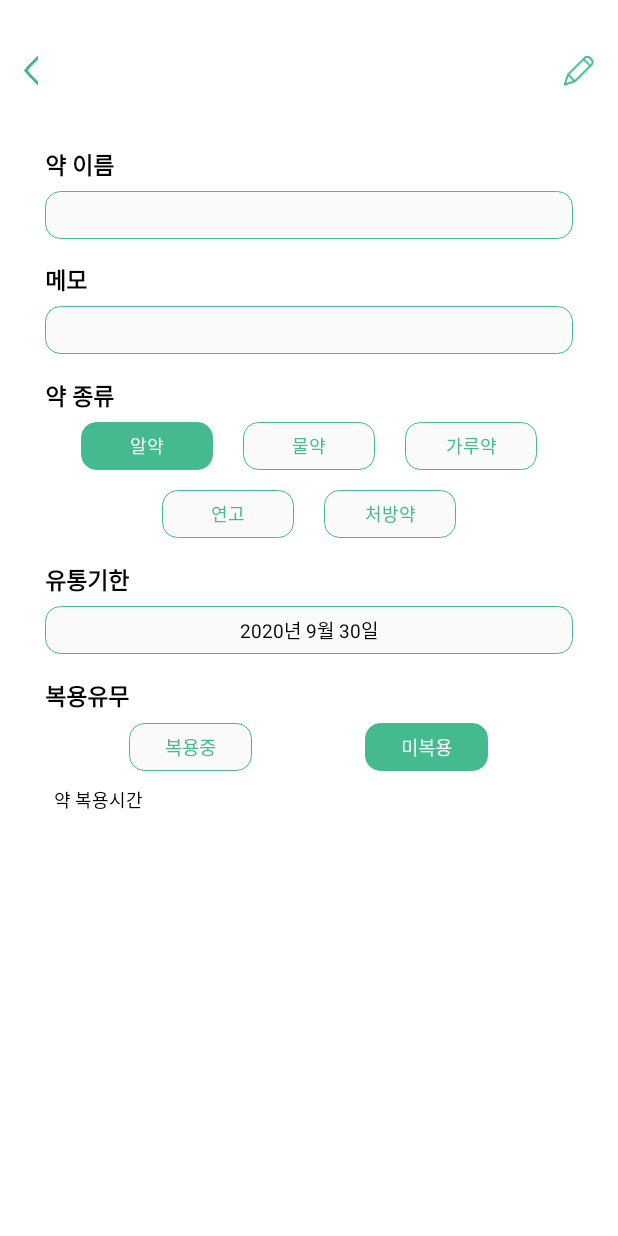
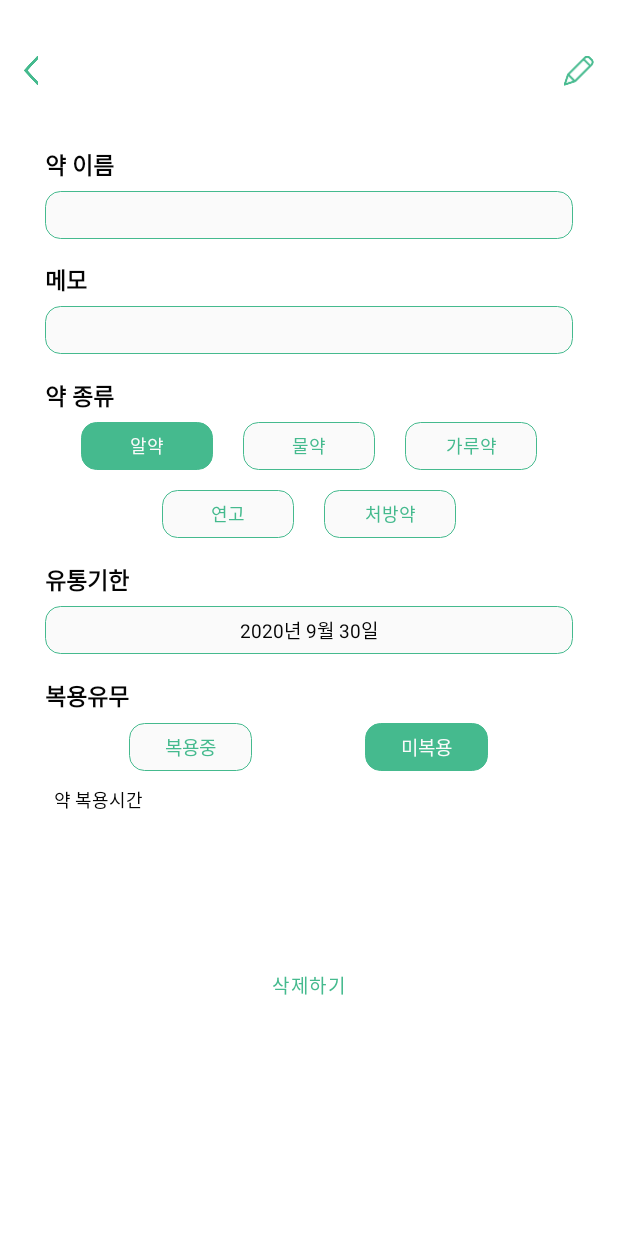
Before and after one commit to eleeje97/UGEUBI-android, an Android app: the Medicine_kit_detail screen opened directly, with no data from a screen before it, on a phone screen of 412 x 824 dp. Run offline under Robolectric (Android 15) with nearby library versions, the phone set to English and light mode, and no system bars.

Commit message:
삭제버튼 추가

```diff
--- a/ugeubi/app/src/main/res/layout/activity_medicine_kit_detail.xml
+++ b/ugeubi/app/src/main/res/layout/activity_medicine_kit_detail.xml
@@ -49,7 +49,6 @@
         <LinearLayout
             android:layout_width="match_parent"
             android:layout_height="wrap_content"
-            android:paddingBottom="100dp"
             android:orientation="vertical" >
 
             <TextView
@@ -558,6 +557,26 @@
             </LinearLayout>
 
 
+            <TextView
+                android:layout_marginTop="100dp"
+                android:layout_marginBottom="30dp"
+                android:layout_gravity="center"
+                android:layout_width="wrap_content"
+                android:layout_height="match_parent"
+                android:textSize="12.5sp"
+                android:textColor="@color/mainColor"
+                android:letterSpacing="0.08"
+                android:lineSpacingExtra="6sp"
+                android:text="삭제하기" />
+
+            <View
+                android:layout_width="50dp"
+                android:layout_height="2dp"
+                android:background="@color/mainColor"/>
+
+
+
+
         </LinearLayout>
 
 
```
